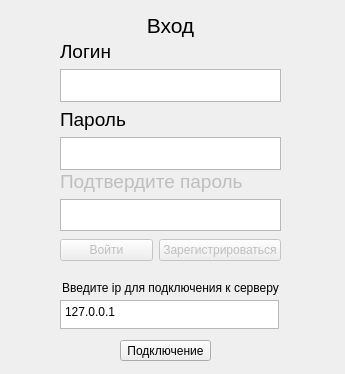
Qt form Cleint/client/registration.ui (Prophet35208/Messenger) before a commit.
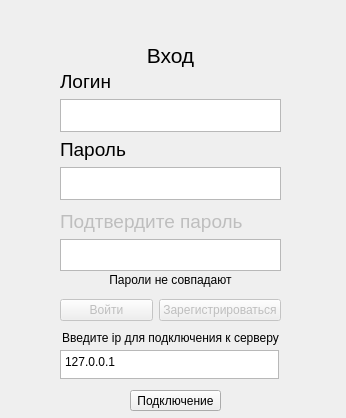
The same form after that commit.

Commit message: Дописал окно регистрации и входа

Diff of the .ui file:
```diff
--- a/Cleint/client/registration.ui
+++ b/Cleint/client/registration.ui
@@ -6,8 +6,8 @@
    <rect>
     <x>0</x>
     <y>0</y>
-    <width>345</width>
-    <height>374</height>
+    <width>346</width>
+    <height>418</height>
    </rect>
   </property>
   <property name="windowTitle">
@@ -17,7 +17,7 @@
    <property name="geometry">
     <rect>
      <x>60</x>
-     <y>10</y>
+     <y>40</y>
      <width>221</width>
      <height>31</height>
     </rect>
@@ -41,7 +41,7 @@
    <property name="geometry">
     <rect>
      <x>60</x>
-     <y>230</y>
+     <y>290</y>
      <width>221</width>
      <height>41</height>
     </rect>
@@ -72,8 +72,8 @@
   <widget class="QPushButton" name="pushButton_connect">
    <property name="geometry">
     <rect>
-     <x>120</x>
-     <y>340</y>
+     <x>130</x>
+     <y>390</y>
      <width>91</width>
      <height>21</height>
     </rect>
@@ -86,7 +86,7 @@
    <property name="geometry">
     <rect>
      <x>60</x>
-     <y>280</y>
+     <y>330</y>
      <width>221</width>
      <height>16</height>
     </rect>
@@ -102,7 +102,7 @@
    <property name="geometry">
     <rect>
      <x>60</x>
-     <y>40</y>
+     <y>70</y>
      <width>221</width>
      <height>131</height>
     </rect>
@@ -158,7 +158,7 @@
    <property name="geometry">
     <rect>
      <x>60</x>
-     <y>170</y>
+     <y>210</y>
      <width>221</width>
      <height>61</height>
     </rect>
@@ -195,7 +195,7 @@
    <property name="geometry">
     <rect>
      <x>60</x>
-     <y>300</y>
+     <y>350</y>
      <width>219</width>
      <height>29</height>
     </rect>
@@ -226,6 +226,38 @@
 &lt;p style=&quot; margin-top:0px; margin-bottom:0px; margin-left:0px; margin-right:0px; -qt-block-indent:0; text-indent:0px;&quot;&gt;127.0.0.1&lt;/p&gt;&lt;/body&gt;&lt;/html&gt;</string>
    </property>
   </widget>
+  <widget class="QLabel" name="label_registry_status">
+   <property name="geometry">
+    <rect>
+     <x>60</x>
+     <y>270</y>
+     <width>221</width>
+     <height>20</height>
+    </rect>
+   </property>
+   <property name="text">
+    <string>Пароли не совпадают</string>
+   </property>
+   <property name="alignment">
+    <set>Qt::AlignCenter</set>
+   </property>
+  </widget>
+  <widget class="QLabel" name="label_status">
+   <property name="geometry">
+    <rect>
+     <x>60</x>
+     <y>20</y>
+     <width>221</width>
+     <height>16</height>
+    </rect>
+   </property>
+   <property name="text">
+    <string/>
+   </property>
+   <property name="alignment">
+    <set>Qt::AlignCenter</set>
+   </property>
+  </widget>
  </widget>
  <resources/>
  <connections/>
```
Left out of the diff: 2 changed lines with no effect on the pictures. The commit also changes 5 other files.
